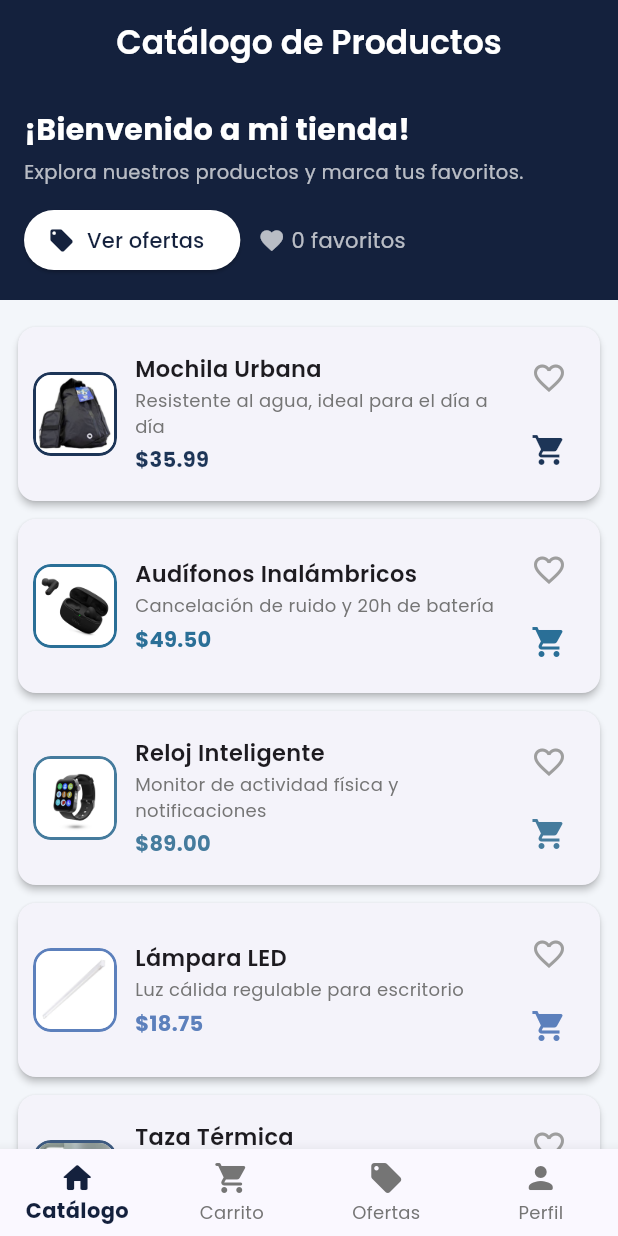
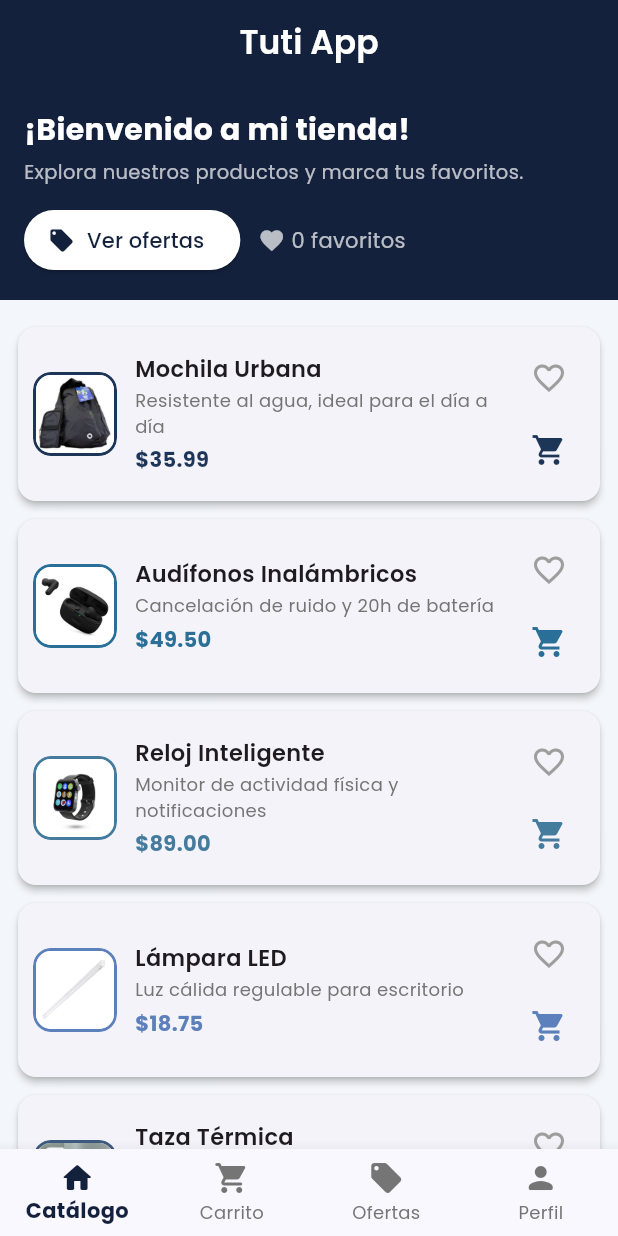
Before and after one commit to diegodv14/ecotec-programacion-movil-integradora-1, a Flutter app: the screen it shows after launch, on a phone screen of 412 x 824 dp. Run offline on Flutter 3.47's test engine with Material 3 defaults, Android fonts, the phone set to English and light mode, and no system bars; our stand-ins replace google_fonts.

Commit message:
chore: cambiar nombre de la app a Tuti App
- Actualizar nombre en pubspec.yaml
- Cambiar título en MaterialApp
- Actualizar AppBar de pantalla principal

```diff
--- a/lib/app/catalogo_productos_app.dart
+++ b/lib/app/catalogo_productos_app.dart
@@ -10,7 +10,7 @@ class CatalogoProductosApp extends StatelessWidget {
   @override
   Widget build(BuildContext context) {
     return MaterialApp(
-      title: 'Catálogo de Productos',
+      title: 'Tuti App',
       debugShowCheckedModeBanner: false,
       theme: ThemeData(
         colorScheme: ColorScheme.fromSeed(seedColor: AppColors.primaryNavy),
--- a/lib/screens/catalogo_home_page.dart
+++ b/lib/screens/catalogo_home_page.dart
@@ -30,7 +30,7 @@ class CatalogoHomePage extends StatelessWidget {
     return Scaffold(
       appBar: AppBar(
         title: Text(
-          'Catálogo de Productos',
+          'Tuti App',
           style: GoogleFonts.poppins(fontWeight: FontWeight.w600),
         ),
         backgroundColor: AppColors.primaryNavy,
--- a/pubspec.yaml
+++ b/pubspec.yaml
@@ -1,5 +1,5 @@
-name: catalogo_productos
-description: "Catálogo de Productos - Actividad Integradora 1 (Mi Primera Aplicación en Flutter)"
+name: tuti_app
+description: "Tuti App - Tienda de Productos - Actividad Integradora 2"
 publish_to: 'none'
 
 version: 1.0.0+1
```
